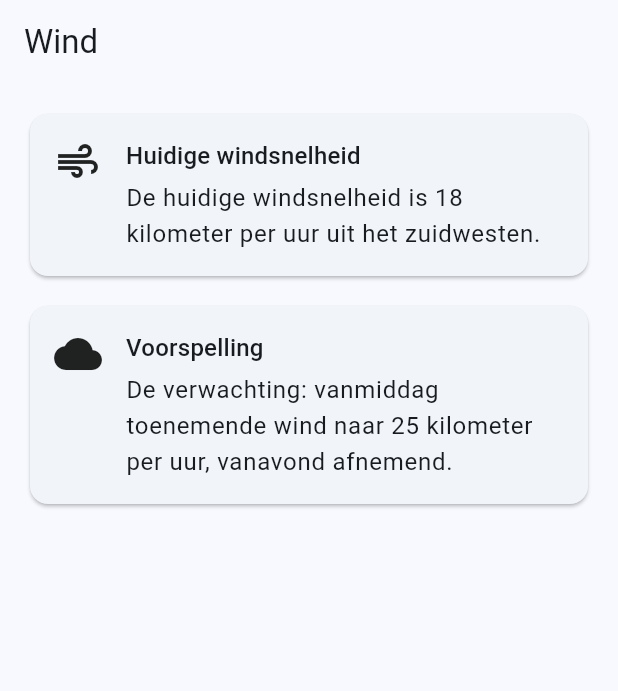
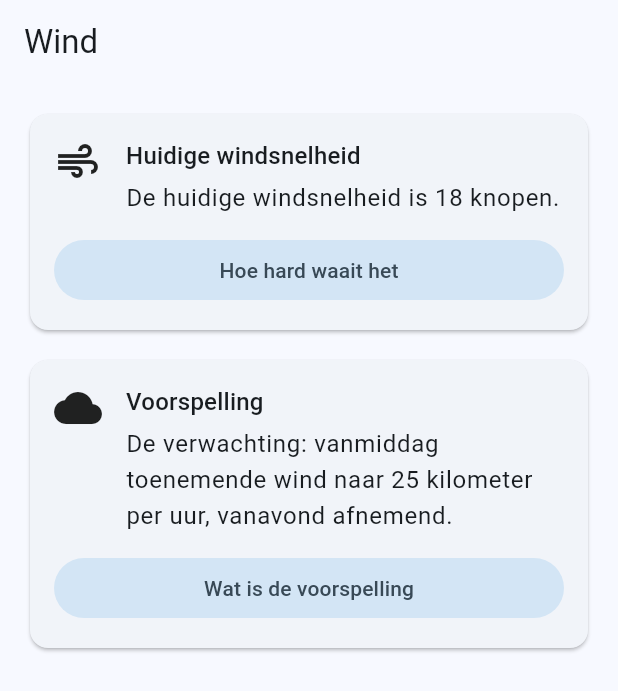
Before and after one commit to robbertvdzon/robberts-assistent, a Flutter app: the screen it shows after launch, on a phone screen of 412 x 824 dp. Shown: the top 691 px of the screen. Run offline on Flutter 3.47's test engine with Material 3 defaults, Android fonts, the phone set to English and light mode, and no system bars.

Commit message:
feat: knoppen in app om trampoline-activities handmatig te testen; windsnelheid in knopen
Voegt een MethodChannel toe zodat de Flutter-knoppen dezelfde
WindSpeedActivity/ForecastActivity starten die straks ook de "Hey
Google"-flow gebruikt (TTS + notificatie, geen zichtbaar scherm) — zo
test je met de hand exact hetzelfde pad. Windsnelheid-antwoord van
kilometer per uur naar knopen (vaste waarde 18).

Co-Authored-By: Claude Sonnet 5 <noreply@anthropic.com>

```diff
--- a/wind/lib/main.dart
+++ b/wind/lib/main.dart
@@ -1,4 +1,5 @@
 import 'package:flutter/material.dart';
+import 'package:flutter/services.dart';
 
 import 'wind_data.dart';
 
@@ -22,10 +23,26 @@ class WindApp extends StatelessWidget {
   }
 }
 
-/// Eenvoudig, handmatig te openen scherm dat dezelfde waarden toont als de
-/// spraak-/notificatie-flow. Zo is de app ook zonder "Hey Google" te testen.
+/// Handmatig te openen scherm. Toont dezelfde waarden als de
+/// spraak-/notificatie-flow, én heeft knoppen die exact diezelfde flow
+/// (TTS + Android-notificatie, geen zichtbaar scherm) triggeren — zo test je
+/// met de hand precies het pad dat straks ook "Hey Google" gebruikt.
 class WindHomePage extends StatelessWidget {
   const WindHomePage({super.key});
+
+  static const _channel = MethodChannel('nl.vdzon.wind/answers');
+
+  Future<void> _trigger(BuildContext context, String method) async {
+    try {
+      await _channel.invokeMethod(method);
+    } on PlatformException catch (e) {
+      if (context.mounted) {
+        ScaffoldMessenger.of(context).showSnackBar(
+          SnackBar(content: Text('Kon niet starten: ${e.message}')),
+        );
+      }
+    }
+  }
 
   @override
   Widget build(BuildContext context) {
@@ -35,17 +52,21 @@ class WindHomePage extends StatelessWidget {
         padding: const EdgeInsets.all(16),
         child: Column(
           crossAxisAlignment: CrossAxisAlignment.stretch,
-          children: const [
+          children: [
             _AnswerCard(
               icon: Icons.air,
               title: 'Huidige windsnelheid',
               body: WindData.windSpeedAnswer,
+              buttonLabel: 'Hoe hard waait het',
+              onPressed: () => _trigger(context, 'openWindSpeed'),
             ),
-            SizedBox(height: 12),
+            const SizedBox(height: 12),
             _AnswerCard(
               icon: Icons.wb_cloudy,
               title: 'Voorspelling',
               body: WindData.forecastAnswer,
+              buttonLabel: 'Wat is de voorspelling',
+              onPressed: () => _trigger(context, 'openForecast'),
             ),
           ],
         ),
@@ -59,11 +80,15 @@ class _AnswerCard extends StatelessWidget {
     required this.icon,
     required this.title,
     required this.body,
+    required this.buttonLabel,
+    required this.onPressed,
   });
 
   final IconData icon;
   final String title;
   final String body;
+  final String buttonLabel;
+  final VoidCallback onPressed;
 
   @override
   Widget build(BuildContext context) {
@@ -71,7 +96,10 @@ class _AnswerCard extends StatelessWidget {
     return Card(
       child: Padding(
         padding: const EdgeInsets.all(16),
-        child: Row(
+        child: Column(
+          crossAxisAlignment: CrossAxisAlignment.stretch,
+          children: [
+            Row(
               crossAxisAlignment: CrossAxisAlignment.start,
               children: [
                 Icon(icon, size: 32),
@@ -88,6 +116,13 @@ class _AnswerCard extends StatelessWidget {
                 ),
               ],
             ),
+            const SizedBox(height: 12),
+            FilledButton.tonal(
+              onPressed: onPressed,
+              child: Text(buttonLabel),
+            ),
+          ],
+        ),
       ),
     );
   }
--- a/wind/lib/wind_data.dart
+++ b/wind/lib/wind_data.dart
@@ -10,8 +10,7 @@ class WindData {
 
   /// Antwoord op "huidige windsnelheid". Hardcoded zodat het scherm, de
   /// gesproken tekst en de notificatietekst exact overeenkomen.
-  static const String windSpeedAnswer =
-      'De huidige windsnelheid is 18 kilometer per uur uit het zuidwesten.';
+  static const String windSpeedAnswer = 'De huidige windsnelheid is 18 knopen.';
 
   /// Antwoord op "voorspelling". Hardcoded voorspellingstekst.
   static const String forecastAnswer =
```
Also changed, not shown: 4 other files. Lines whose indentation alone changed are shown as unchanged.
